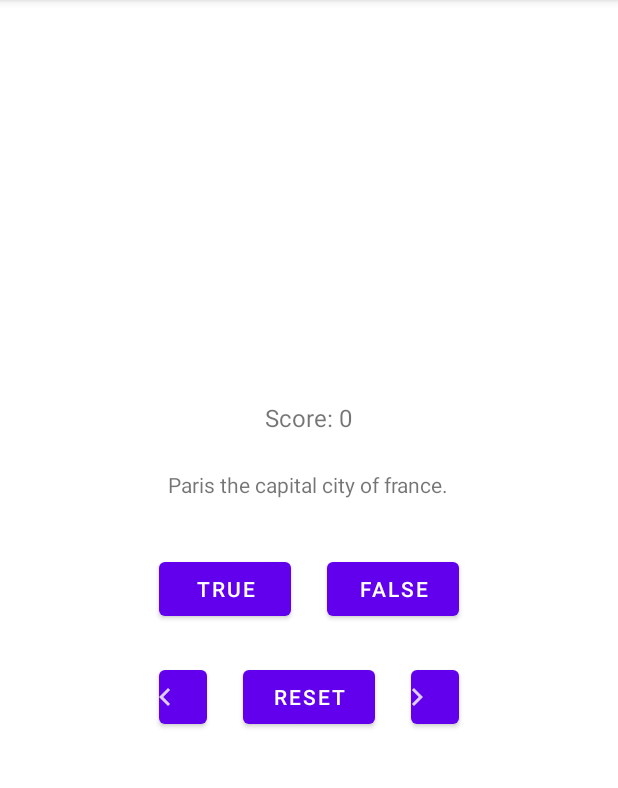
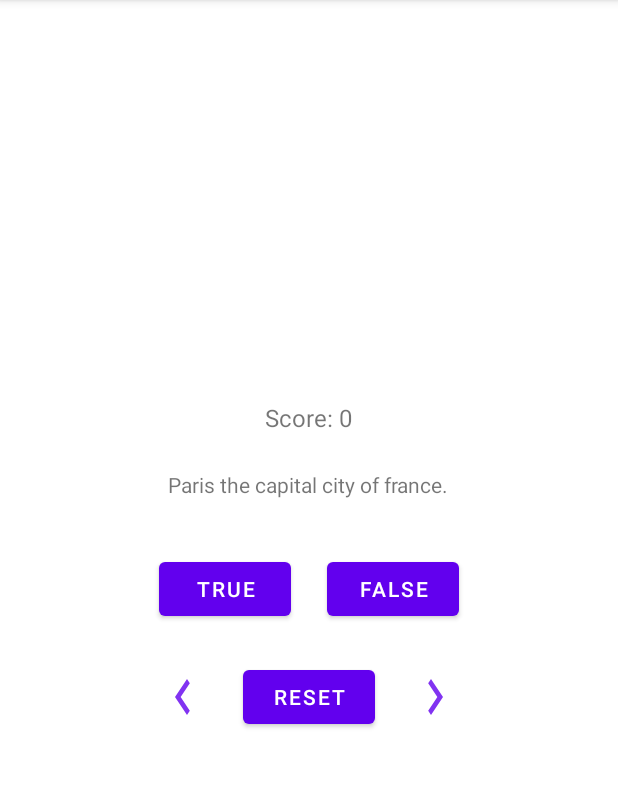
Before and after one commit to Adrian-Luerssen/PP-Assignment-2, an Android app: the screen it shows after launch (MainActivity), on a phone screen of 412 x 824 dp, the part 84-872 px from its top. Run offline under Robolectric (Android 15) with nearby library versions, the phone set to English and light mode, and no system bars.

Commit message:
fixed button view

```diff
--- a/Assignment2/app/src/main/res/layout/activity_main.xml
+++ b/Assignment2/app/src/main/res/layout/activity_main.xml
@@ -51,8 +51,7 @@
             android:layout_height="wrap_content"
             android:adjustViewBounds="true"
             android:scaleType="fitCenter"
-            android:drawableEnd="@drawable/left_arrow"
-
+            android:background="@drawable/left_arrow"
             />
 
         <Button
@@ -69,7 +68,8 @@
             android:layout_height="wrap_content"
             android:adjustViewBounds="true"
             android:scaleType="fitCenter"
-            android:drawableEnd="@drawable/right_arrow"
+            android:background="@drawable/right_arrow"
+
             />
 
     </LinearLayout>
```
